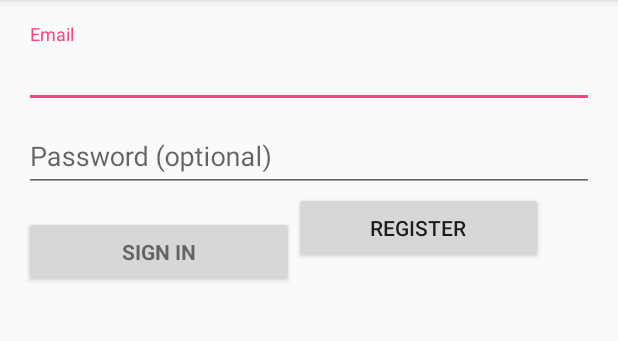
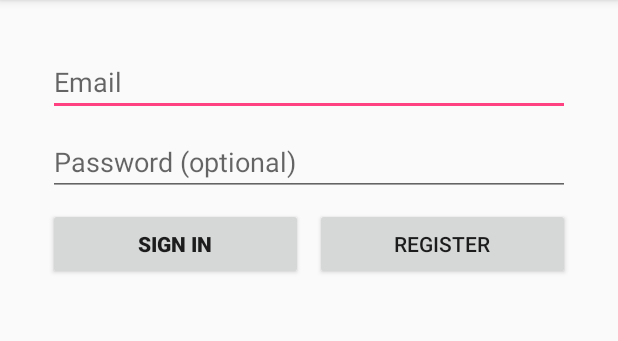
Before and after one commit to ALLComplex/Cultivate, an Android app: the screen it shows after launch (LoginActivity), on a phone screen of 412 x 824 dp, the part 84-425 px from its top. Run offline under Robolectric (Android 15) with nearby library versions, the phone set to English and light mode, and no system bars; our stand-ins replace Firebase (no records; nobody signed in at launch, a user with empty details on screens opened directly); 2 statements that could not run were skipped.

Commit message:
Updates to ConstraintLayout
Make the ConstraintLayout nice and logical

```diff
--- a/app/src/main/res/layout/activity_login.xml
+++ b/app/src/main/res/layout/activity_login.xml
@@ -1,4 +1,5 @@
-<LinearLayout xmlns:android="http://schemas.android.com/apk/res/android"
+<android.support.constraint.ConstraintLayout xmlns:android="http://schemas.android.com/apk/res/android"
+    xmlns:app="http://schemas.android.com/apk/res-auto"
     xmlns:tools="http://schemas.android.com/tools"
     android:layout_width="match_parent"
     android:layout_height="match_parent"
@@ -17,76 +18,136 @@
         style="?android:attr/progressBarStyleLarge"
         android:layout_width="wrap_content"
         android:layout_height="wrap_content"
-        android:layout_marginBottom="8dp"
-        android:visibility="gone" />
+        android:visibility="gone"
+        app:layout_constraintRight_toLeftOf="parent"
+        tools:layout_constraintTop_creator="1"
+        tools:layout_constraintRight_creator="1"
+        tools:layout_constraintBottom_creator="1"
+        app:layout_constraintBottom_toTopOf="parent"
+        tools:layout_constraintLeft_creator="1"
+        app:layout_constraintLeft_toLeftOf="parent"
+        app:layout_constraintTop_toTopOf="parent" />
 
     <ScrollView
         android:id="@+id/login_form"
-        android:layout_width="match_parent"
-        android:layout_height="match_parent">
+        android:layout_width="0dp"
+        android:layout_height="0dp"
+        android:layout_marginBottom="8dp"
+        android:layout_marginEnd="8dp"
+        android:layout_marginLeft="8dp"
+        android:layout_marginRight="8dp"
+        android:layout_marginStart="8dp"
+        android:layout_marginTop="8dp"
+        android:fillViewport="false"
+        app:layout_constraintBottom_toBottomOf="parent"
+        app:layout_constraintHorizontal_bias="1.0"
+        app:layout_constraintLeft_toLeftOf="parent"
+        app:layout_constraintRight_toRightOf="parent"
+        app:layout_constraintTop_toTopOf="parent"
+        tools:layout_constraintBottom_creator="1"
+        tools:layout_constraintLeft_creator="1"
+        tools:layout_constraintRight_creator="1"
+        tools:layout_constraintTop_creator="1"
+        app:layout_constraintVertical_bias="1.0">
 
-        <LinearLayout
+        <android.support.constraint.ConstraintLayout
             android:id="@+id/email_login_form"
             android:layout_width="match_parent"
             android:layout_height="wrap_content"
             android:orientation="vertical">
 
-            <android.support.design.widget.TextInputLayout
-                android:layout_width="match_parent"
-                android:layout_height="wrap_content">
+
+            <android.support.constraint.Guideline
+                android:id="@+id/guideline"
+                android:layout_width="wrap_content"
+                android:layout_height="wrap_content"
+                android:orientation="vertical"
+                app:layout_constraintGuide_percent="0.5" />
 
             <AutoCompleteTextView
                 android:id="@+id/email"
-                    android:layout_width="match_parent"
+                android:layout_width="0dp"
                 android:layout_height="wrap_content"
+                android:layout_marginLeft="8dp"
+                android:layout_marginRight="8dp"
+                android:layout_marginTop="8dp"
                 android:hint="@string/prompt_email"
                 android:inputType="textEmailAddress"
                 android:maxLines="1"
-                    android:singleLine="true" />
+                android:singleLine="true"
+                app:layout_constraintLeft_toLeftOf="parent"
+                app:layout_constraintRight_toRightOf="parent"
+                app:layout_constraintTop_toTopOf="parent"
+                tools:layout_conversion_absoluteHeight="42dp"
+                tools:layout_conversion_absoluteWidth="336dp"
+                tools:layout_conversion_absoluteX="24dp"
+                tools:layout_conversion_absoluteY="35dp"
+                app:layout_constraintHorizontal_bias="0.518" />
 
-            </android.support.design.widget.TextInputLayout>
-
-            <android.support.design.widget.TextInputLayout
-                android:layout_width="match_parent"
-                android:layout_height="wrap_content">
 
             <EditText
                 android:id="@+id/password"
-                    android:layout_width="match_parent"
+                android:layout_width="0dp"
                 android:layout_height="wrap_content"
+                android:layout_marginLeft="8dp"
+                android:layout_marginRight="8dp"
+                android:layout_marginTop="8dp"
                 android:hint="@string/prompt_password"
                 android:imeActionId="@+id/login"
                 android:imeActionLabel="@string/action_sign_in_short"
                 android:imeOptions="actionUnspecified"
                 android:inputType="textPassword"
                 android:maxLines="1"
-                    android:singleLine="true" />
+                android:singleLine="true"
+                app:layout_constraintLeft_toLeftOf="parent"
+                app:layout_constraintRight_toRightOf="parent"
+                app:layout_constraintTop_toBottomOf="@+id/email"
+                tools:layout_conversion_absoluteHeight="42dp"
+                tools:layout_conversion_absoluteWidth="336dp"
+                tools:layout_conversion_absoluteX="24dp"
+                tools:layout_conversion_absoluteY="89dp"
+                app:layout_constraintHorizontal_bias="0.518" />
 
-            </android.support.design.widget.TextInputLayout>
+
             <!-- Login progress -->
-            <LinearLayout
-                android:layout_width="wrap_content"
-                android:layout_height="wrap_content"
-                android:orientation="horizontal">
+
 
             <Button
                 android:id="@+id/email_sign_in_button"
-                    style="?android:textAppearanceSmall"
-                    android:layout_width="180dp"
+                android:layout_width="0dp"
                 android:layout_height="wrap_content"
-                    android:layout_marginTop="16dp"
-                    android:layout_weight="1"
+                android:layout_marginLeft="8dp"
+                android:layout_marginRight="4dp"
+                android:layout_marginTop="8dp"
                 android:text="@string/action_sign_in"
-                    android:textStyle="bold" />
+                android:textStyle="bold"
+                app:layout_constraintLeft_toLeftOf="parent"
+                app:layout_constraintRight_toLeftOf="@+id/guideline"
+                app:layout_constraintTop_toBottomOf="@+id/password"
+                tools:layout_conversion_absoluteHeight="48dp"
+                tools:layout_conversion_absoluteWidth="170dp"
+                tools:layout_conversion_absoluteX="24dp"
+                tools:layout_conversion_absoluteY="132dp" />
 
             <Button
                 android:id="@+id/Register"
-                    android:layout_width="166dp"
+                android:layout_width="0dp"
                 android:layout_height="wrap_content"
-                    android:text="Register" />
-            </LinearLayout>
+                android:layout_marginLeft="4dp"
+                android:layout_marginRight="8dp"
+                android:layout_marginTop="8dp"
+                android:text="Register"
+                app:layout_constraintLeft_toLeftOf="@+id/guideline"
+                app:layout_constraintRight_toRightOf="parent"
+                app:layout_constraintTop_toBottomOf="@+id/password"
+                tools:layout_conversion_absoluteHeight="48dp"
+                tools:layout_conversion_absoluteWidth="166dp"
+                tools:layout_conversion_absoluteX="194dp"
+                tools:layout_conversion_absoluteY="132dp"
+                app:layout_constraintHorizontal_bias="0.0" />
 
-        </LinearLayout>
+
+        </android.support.constraint.ConstraintLayout>
 
     </ScrollView>
-</LinearLayout>
+</android.support.constraint.ConstraintLayout>
--- a/app/src/main/res/layout/activity_main.xml
+++ b/app/src/main/res/layout/activity_main.xml
@@ -8,9 +8,13 @@
 
     <ImageView
         android:id="@+id/imageView"
-        android:layout_width="259dp"
+        android:layout_width="0dp"
         android:layout_height="149dp"
         app:srcCompat="@drawable/cultivatelogo"
-        tools:layout_editor_absoluteX="80dp"
-        tools:layout_editor_absoluteY="64dp" />
+        android:layout_marginLeft="8dp"
+        app:layout_constraintLeft_toLeftOf="parent"
+        app:layout_constraintTop_toTopOf="parent"
+        android:layout_marginTop="8dp"
+        android:layout_marginRight="8dp"
+        app:layout_constraintRight_toRightOf="parent" />
 </android.support.constraint.ConstraintLayout>
```
Lines whose indentation alone changed are shown as unchanged.
